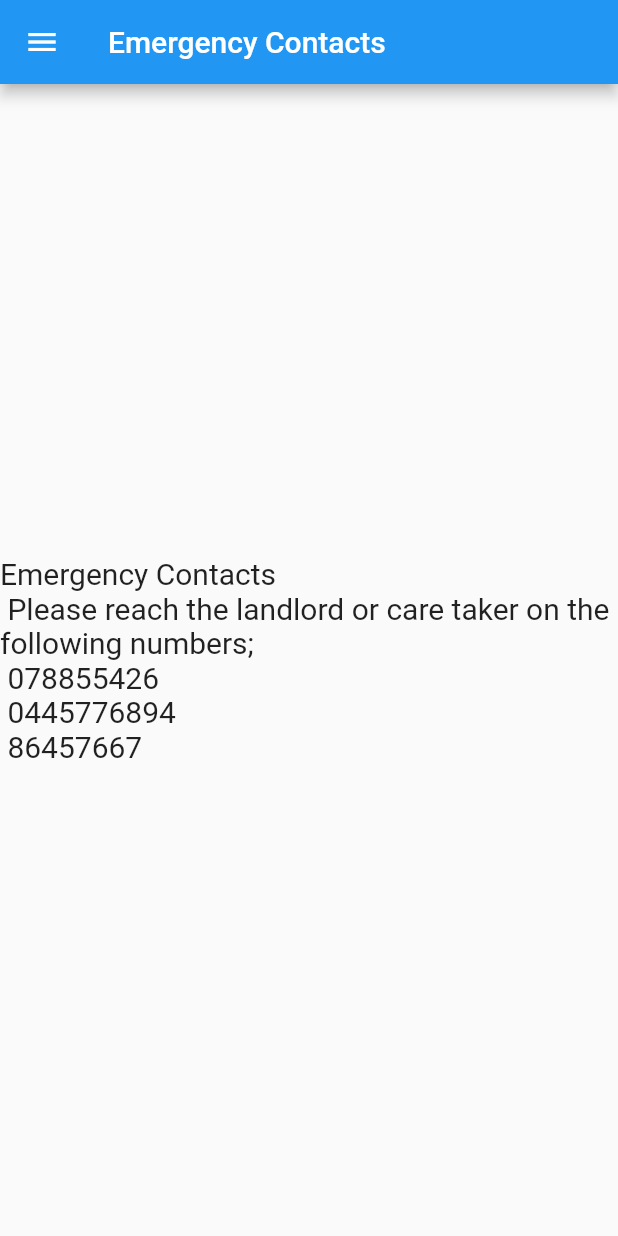
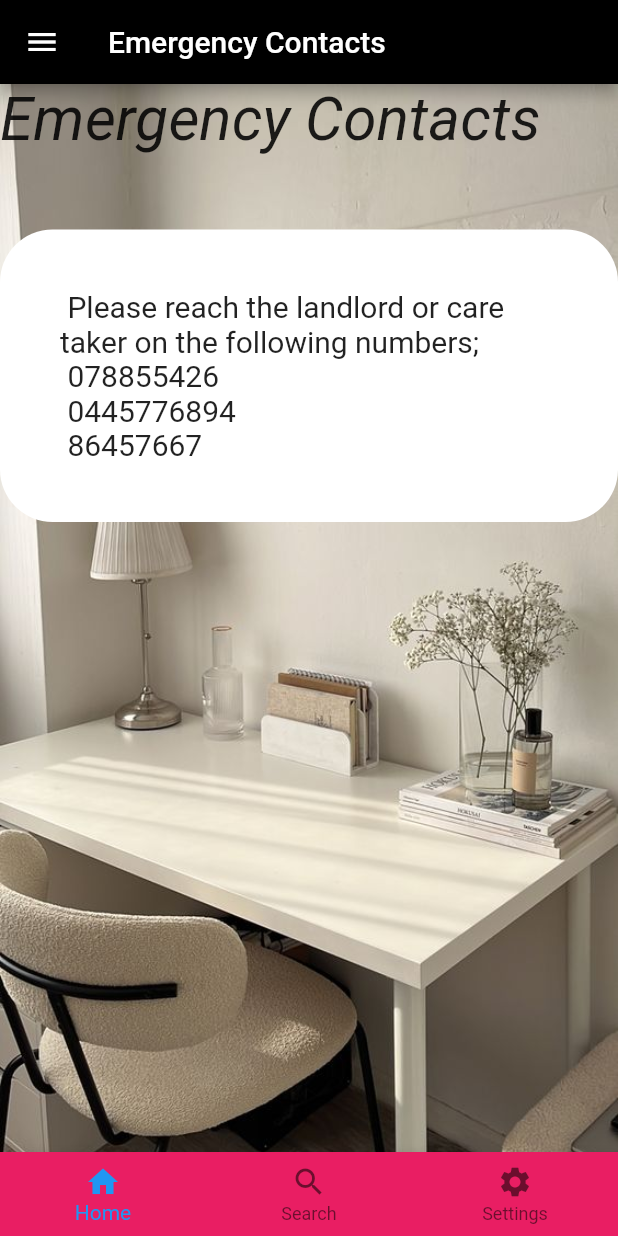
Before and after one commit to jovinraymond/reccess_project, a Flutter app: the EmergencyContactsPage screen opened directly, on a phone screen of 412 x 824 dp. Run offline on Flutter 3.47's test engine with Material 2 defaults, Android fonts, the phone set to English and light mode, and no system bars; our stand-ins replace cloud_firestore, firebase_auth, firebase_core, shared_preferences, signature; missing offline and left inert: dart:html, flutterwave_standard; accounts and stored records are empty.

Commit message:
I enabled the the lease agreement to be able to save the user details and edited the emergency.dart file

```diff
--- a/lib/emergency.dart
+++ b/lib/emergency.dart
@@ -1,11 +1,25 @@
 import 'package:flutter/material.dart';
 
-class EmergencyContactsPage extends StatelessWidget {
+class EmergencyContactsPage extends StatefulWidget {
   @override
+  State<EmergencyContactsPage> createState() => _EmergencyContactsPageState();
+}
+
+class _EmergencyContactsPageState extends State<EmergencyContactsPage> {
+  @override
+  int _selectedIndex = 0;
+
+  void _onItemTapped(int index) {
+    setState(() {
+      _selectedIndex = index;
+    });
+  }
+
   Widget build(BuildContext context) {
     return Scaffold(
       appBar: AppBar(
         title: Text('Emergency Contacts'),
+        backgroundColor: Colors.black,
       ),
       drawer: Drawer(
         child: ListView(
@@ -63,18 +77,56 @@ class EmergencyContactsPage extends StatelessWidget {
           ],
         ),
       ),
-      body: Center(
+      body: Container(
+        decoration: BoxDecoration(
+          image: DecorationImage(
+            image: AssetImage('assets/ews.jpg'),
+            fit: BoxFit.cover,
+          ),
+        ),
         child: Column(
-          mainAxisAlignment: MainAxisAlignment.center,
+          mainAxisAlignment: MainAxisAlignment.start,
+          crossAxisAlignment: CrossAxisAlignment.start,
           children: <Widget>[
-            Text(
-              'Emergency Contacts \n Please reach the landlord or care taker on the following numbers; \n 078855426\n 0445776894 \n 86457667',
-              style: TextStyle(fontSize: 20),
+            Text("Emergency Contacts ",
+                style: TextStyle(fontSize: 40, fontStyle: FontStyle.italic)),
+            SizedBox(
+              height: 50,
+            ),
+            Container(
+              padding: EdgeInsets.all(40),
+              decoration: BoxDecoration(
+                color: Colors.white,
+                borderRadius: BorderRadius.circular(35),
+              ),
+              child: Text(
+                ' Please reach the landlord or care taker on the following numbers; \n 078855426\n 0445776894 \n 86457667',
+                style: TextStyle(fontSize: 20),
+              ),
             ),
             // Display emergency contacts information here
           ],
         ),
       ),
+      bottomNavigationBar: BottomNavigationBar(
+        backgroundColor: Colors.pink,
+        items: [
+          BottomNavigationBarItem(
+            icon: Icon(Icons.home),
+            label: 'Home',
+          ),
+          BottomNavigationBarItem(
+            icon: Icon(Icons.search),
+            label: 'Search',
+          ),
+          BottomNavigationBarItem(
+              icon: Icon(Icons.settings),
+              label: 'Settings',
+              backgroundColor: Colors.pink),
+        ],
+        currentIndex: _selectedIndex,
+        onTap: _onItemTapped,
+      ),
     );
   }
 }
```
Also changed, not shown: lib/lease_agreement.dart (+66 -65 lines).
